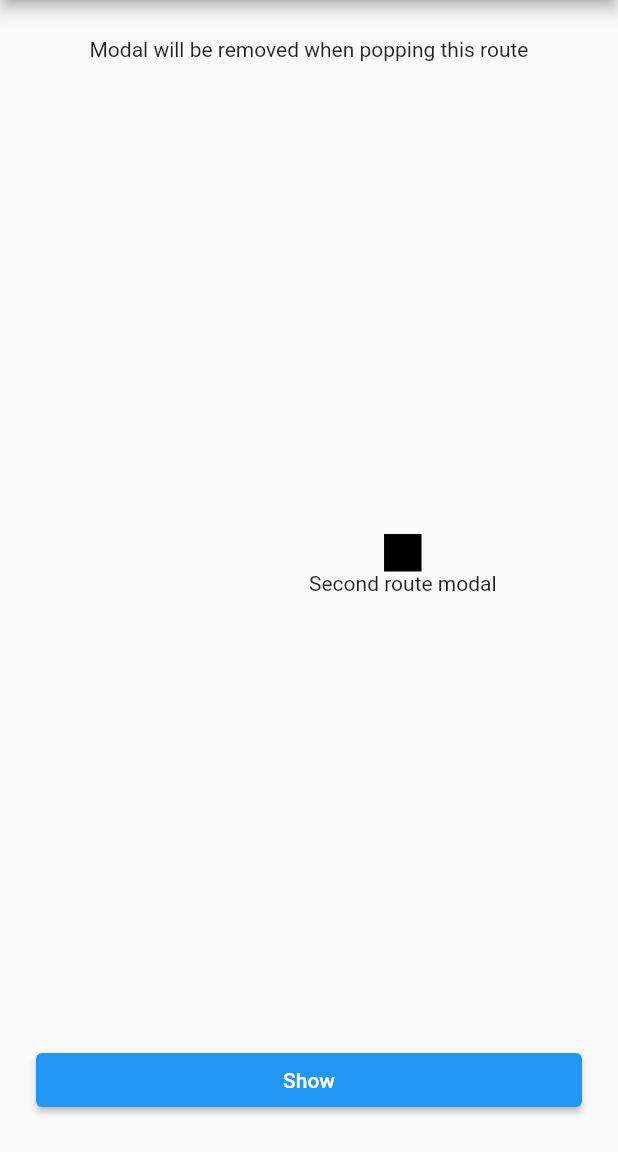
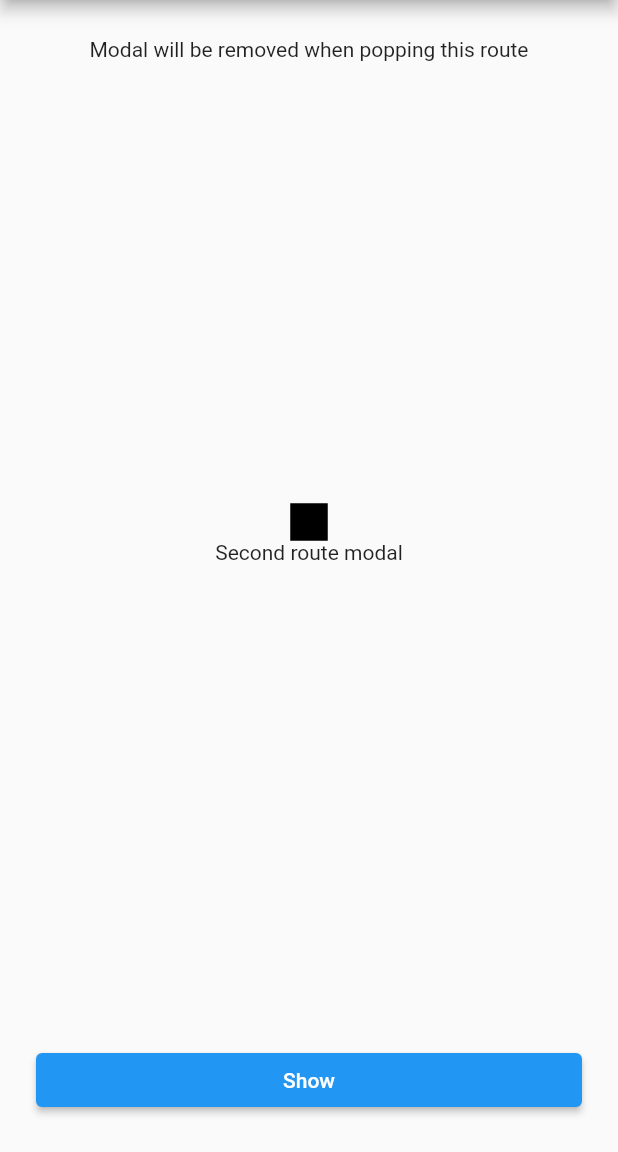
Before and after one commit to KlausJokisuo/modals, a Flutter app: the _Route screen opened directly, after a tap on "Show", on a phone screen of 412 x 824 dp, the part 84-1236 px from its top. Run offline on Flutter 3.47's test engine with Material 2 defaults, Android fonts, the phone set to English and light mode, and no system bars.

Commit message:
feature/modal aligned (#4)
* Add ModalEntry.aligned

* Add aligned example

* Change priority example to use aligned instead of positioned

* Add aligned test

* Rename tests

```diff
--- a/example/lib/pages/routes_page.dart
+++ b/example/lib/pages/routes_page.dart
@@ -21,17 +21,14 @@ class RoutesPage extends StatelessWidget {
                 padding: const EdgeInsets.all(8.0),
                 child: ElevatedButton(
                   onPressed: () {
-                    final size = MediaQuery.of(context).size;
-                    final xPosition = (size.width / 2).round().toDouble();
-                    final yPosition = (size.height / 2).round().toDouble();
-                    showModal(ModalEntry.positioned(context,
+                    showModal(ModalEntry.aligned(context,
                         tag: 'firstRouteModalTag',
-                        left: xPosition,
-                        top: yPosition,
+                        alignment: Alignment.center,
                         removeOnPushNext: true,
                         child: Material(
                           color: Colors.transparent,
                           child: Column(
+                            mainAxisSize: MainAxisSize.min,
                             children: [
                               Container(
                                 color: Colors.green,
@@ -91,17 +88,14 @@ class _Route extends StatelessWidget {
                   padding: const EdgeInsets.all(24.0),
                   child: ElevatedButton(
                     onPressed: () {
-                      final size = MediaQuery.of(context).size;
-                      final xPosition = (size.width / 2).round().toDouble();
-                      final yPosition = (size.height / 2).round().toDouble();
-                      showModal(ModalEntry.positioned(context,
+                      showModal(ModalEntry.aligned(context,
                           tag: 'secondRouteModalTag',
-                          left: xPosition,
-                          top: yPosition,
+                          alignment: Alignment.center,
                           removeOnPop: true,
                           child: Material(
                             color: Colors.transparent,
                             child: Column(
+                              mainAxisSize: MainAxisSize.min,
                               children: [
                                 Container(
                                   color: Colors.black,
--- a/lib/src/modals.dart
+++ b/lib/src/modals.dart
@@ -1,6 +1,8 @@
 import 'package:flutter/foundation.dart';
 import 'package:flutter/material.dart';
 import 'package:flutter/rendering.dart';
+
+enum _ModalEntryType { positioned, aligned, anchored }
 
 class _Leader {
   const _Leader(this.layerlink, this.followers);
@@ -104,8 +106,35 @@ class ModalEntry extends StatefulWidget {
         anchorTag = null,
         anchorAlignment = Alignment.center,
         modalAlignment = Alignment.center,
+        alignment = Alignment.center,
+        _modalEntryType = _ModalEntryType.positioned,
         assert(left == null || right == null),
         assert(top == null || bottom == null),
+        assert(aboveTag == null || belowTag == null),
+        super(key: key);
+
+  const ModalEntry.aligned(
+    this.context, {
+    Key? key,
+    required this.tag,
+    required this.alignment,
+    this.aboveTag,
+    this.belowTag,
+    this.anchorAlignment = Alignment.center,
+    this.modalAlignment = Alignment.center,
+    this.offset = Offset.zero,
+    this.removeOnPop = false,
+    this.removeOnPushNext = false,
+    this.barrierDismissible = false,
+    this.barrierColor = Colors.transparent,
+    this.onRemove,
+    required this.child,
+  })  : left = null,
+        top = null,
+        right = null,
+        bottom = null,
+        anchorTag = null,
+        _modalEntryType = _ModalEntryType.aligned,
         assert(aboveTag == null || belowTag == null),
         super(key: key);
 
@@ -129,6 +158,8 @@ class ModalEntry extends StatefulWidget {
         top = null,
         right = null,
         bottom = 0,
+        alignment = Alignment.center,
+        _modalEntryType = _ModalEntryType.anchored,
         assert(aboveTag == null || belowTag == null),
         super(key: key);
 
@@ -150,6 +181,8 @@ class ModalEntry extends StatefulWidget {
   final double? top;
   final double? right;
   final double? bottom;
+
+  final Alignment alignment;
 
   /// The additional offset to apply to the [ModalEntry] position
   final Offset offset;
@@ -181,6 +214,8 @@ class ModalEntry extends StatefulWidget {
 
   /// Callback function on [ModalEntry] removal
   final VoidCallback? onRemove;
+
+  final _ModalEntryType _modalEntryType;
 
   @override
   ModalEntryState createState() => ModalEntryState();
@@ -252,7 +287,20 @@ class ModalEntryState extends State<ModalEntry> with RouteAware {
                 child: ColoredBox(color: widget.barrierColor)),
           ),
         ),
-        if (widget.anchorTag != null)
+        if (widget._modalEntryType == _ModalEntryType.positioned)
+          Positioned(
+            top: widget.top,
+            left: widget.left,
+            bottom: widget.bottom,
+            right: widget.right,
+            child: widget.child,
+          )
+        else if (widget._modalEntryType == _ModalEntryType.aligned)
+          Align(
+            alignment: widget.alignment,
+            child: widget.child,
+          )
+        else if (widget._modalEntryType == _ModalEntryType.anchored)
           Positioned(
             top: widget.top,
             left: widget.left,
@@ -267,14 +315,6 @@ class ModalEntryState extends State<ModalEntry> with RouteAware {
               child: widget.child,
             ),
           )
-        else
-          Positioned(
-            top: widget.top,
-            left: widget.left,
-            bottom: widget.bottom,
-            right: widget.right,
-            child: widget.child,
-          ),
       ],
     );
   }
```
Also changed, not shown: example/lib/main.dart (+12 -5 lines), example/lib/pages/aligned_page.dart (added, +59 -0 lines), example/lib/pages/priority_page.dart (+9 -12 lines), 4 other files.
